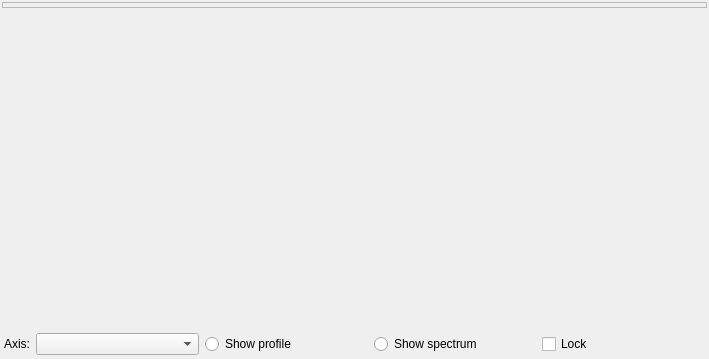
The window that plugins/ProfilePlotter/forms/plotting.ui (isis-group/vast) describes before a commit, drawn with Qt 5.
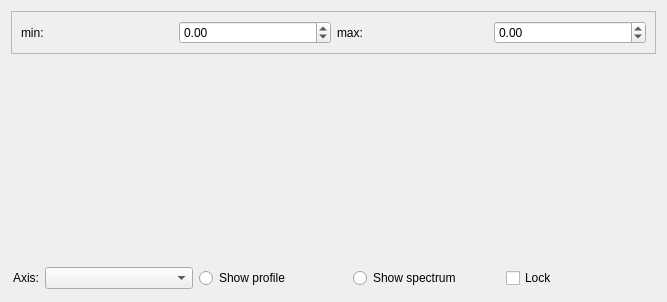
The same window after the commit.

Commit message: add manual scaling to ProfilePlotter

```diff
--- a/plugins/ProfilePlotter/forms/plotting.ui
+++ b/plugins/ProfilePlotter/forms/plotting.ui
@@ -6,8 +6,8 @@
    <rect>
     <x>0</x>
     <y>0</y>
-    <width>709</width>
-    <height>359</height>
+    <width>667</width>
+    <height>302</height>
    </rect>
   </property>
   <property name="sizePolicy">
@@ -20,9 +20,6 @@
    <string>Dialog</string>
   </property>
   <layout class="QVBoxLayout" name="verticalLayout">
-   <property name="margin">
-    <number>2</number>
-   </property>
    <item>
     <widget class="QFrame" name="frame_2">
      <property name="sizePolicy">
@@ -38,9 +35,40 @@
       <enum>QFrame::Raised</enum>
      </property>
      <layout class="QHBoxLayout" name="horizontalLayout_2">
-      <property name="margin">
-       <number>2</number>
-      </property>
+      <item>
+       <widget class="QLabel" name="label_2">
+        <property name="text">
+         <string>min:</string>
+        </property>
+       </widget>
+      </item>
+      <item>
+       <widget class="QDoubleSpinBox" name="yScaleMin">
+        <property name="minimum">
+         <double>-999999999.000000000000000</double>
+        </property>
+        <property name="maximum">
+         <double>999999999.000000000000000</double>
+        </property>
+       </widget>
+      </item>
+      <item>
+       <widget class="QLabel" name="label_3">
+        <property name="text">
+         <string>max:</string>
+        </property>
+       </widget>
+      </item>
+      <item>
+       <widget class="QDoubleSpinBox" name="yScaleMax">
+        <property name="minimum">
+         <double>-999999999.000000000000000</double>
+        </property>
+        <property name="maximum">
+         <double>999999999.000000000000000</double>
+        </property>
+       </widget>
+      </item>
      </layout>
     </widget>
    </item>
```
Left out of the diff: 39 changed lines with no effect on the pictures. The commit also changes 2 other files.
